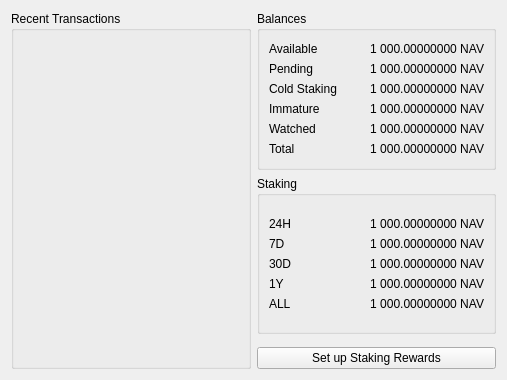
This is src/qt/forms/overviewpage.ui in navcoin/navcoin-core as Qt 5 draws it before an edit. The edited form follows.
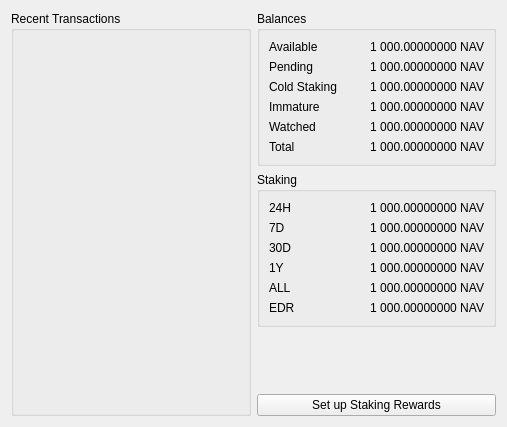
This is the edited form. Custom widgets are drawn as their Qt base class.

Commit message: Added the expected daily reward to the GUI

```diff
--- a/src/qt/forms/overviewpage.ui
+++ b/src/qt/forms/overviewpage.ui
@@ -7,7 +7,7 @@
     <x>0</x>
     <y>0</y>
     <width>507</width>
-    <height>380</height>
+    <height>427</height>
    </rect>
   </property>
   <property name="windowTitle">
@@ -44,10 +44,10 @@
          <enum>QLayout::SetNoConstraint</enum>
         </property>
         <property name="labelAlignment">
-         <set>Qt::AlignLeft|Qt::AlignVCenter</set>
+         <set>Qt::AlignLeading|Qt::AlignLeft|Qt::AlignVCenter</set>
         </property>
         <property name="formAlignment">
-         <set>Qt::AlignRight|Qt::AlignVCenter</set>
+         <set>Qt::AlignRight|Qt::AlignTrailing|Qt::AlignVCenter</set>
         </property>
         <item row="0" column="0">
          <widget class="QLabel" name="labelAvailableText">
@@ -62,7 +62,7 @@
            <string>1 000.00000000 NAV</string>
           </property>
           <property name="alignment">
-           <set>Qt::AlignRight|Qt::AlignVCenter</set>
+           <set>Qt::AlignRight|Qt::AlignTrailing|Qt::AlignVCenter</set>
           </property>
          </widget>
         </item>
@@ -79,7 +79,7 @@
            <string>1 000.00000000 NAV</string>
           </property>
           <property name="alignment">
-           <set>Qt::AlignRight|Qt::AlignVCenter</set>
+           <set>Qt::AlignRight|Qt::AlignTrailing|Qt::AlignVCenter</set>
           </property>
          </widget>
         </item>
@@ -96,7 +96,7 @@
            <string>1 000.00000000 NAV</string>
           </property>
           <property name="alignment">
-           <set>Qt::AlignRight|Qt::AlignVCenter</set>
+           <set>Qt::AlignRight|Qt::AlignTrailing|Qt::AlignVCenter</set>
           </property>
          </widget>
         </item>
@@ -113,7 +113,7 @@
            <string>1 000.00000000 NAV</string>
           </property>
           <property name="alignment">
-           <set>Qt::AlignRight|Qt::AlignVCenter</set>
+           <set>Qt::AlignRight|Qt::AlignTrailing|Qt::AlignVCenter</set>
           </property>
          </widget>
         </item>
@@ -130,7 +130,7 @@
            <string>1 000.00000000 NAV</string>
           </property>
           <property name="alignment">
-           <set>Qt::AlignRight|Qt::AlignVCenter</set>
+           <set>Qt::AlignRight|Qt::AlignTrailing|Qt::AlignVCenter</set>
           </property>
          </widget>
         </item>
@@ -147,7 +147,7 @@
            <string>1 000.00000000 NAV</string>
           </property>
           <property name="alignment">
-           <set>Qt::AlignRight|Qt::AlignVCenter</set>
+           <set>Qt::AlignRight|Qt::AlignTrailing|Qt::AlignVCenter</set>
           </property>
          </widget>
         </item>
@@ -161,10 +161,10 @@
        </property>
        <layout class="QFormLayout" name="formLayout_2">
         <property name="labelAlignment">
-         <set>Qt::AlignLeft|Qt::AlignVCenter</set>
+         <set>Qt::AlignLeading|Qt::AlignLeft|Qt::AlignVCenter</set>
         </property>
         <property name="formAlignment">
-         <set>Qt::AlignRight|Qt::AlignVCenter</set>
+         <set>Qt::AlignRight|Qt::AlignTrailing|Qt::AlignVCenter</set>
         </property>
         <item row="2" column="0">
          <widget class="QLabel" name="label7dStakingStatsText">
@@ -179,7 +179,7 @@
            <string>1 000.00000000 NAV</string>
           </property>
           <property name="alignment">
-           <set>Qt::AlignRight|Qt::AlignVCenter</set>
+           <set>Qt::AlignRight|Qt::AlignTrailing|Qt::AlignVCenter</set>
           </property>
          </widget>
         </item>
@@ -196,7 +196,7 @@
            <string>1 000.00000000 NAV</string>
           </property>
           <property name="alignment">
-           <set>Qt::AlignRight|Qt::AlignVCenter</set>
+           <set>Qt::AlignRight|Qt::AlignTrailing|Qt::AlignVCenter</set>
           </property>
          </widget>
         </item>
@@ -213,7 +213,7 @@
            <string>1 000.00000000 NAV</string>
           </property>
           <property name="alignment">
-           <set>Qt::AlignRight|Qt::AlignVCenter</set>
+           <set>Qt::AlignRight|Qt::AlignTrailing|Qt::AlignVCenter</set>
           </property>
          </widget>
         </item>
@@ -230,7 +230,27 @@
            <string>1 000.00000000 NAV</string>
           </property>
           <property name="alignment">
-           <set>Qt::AlignRight|Qt::AlignVCenter</set>
+           <set>Qt::AlignRight|Qt::AlignTrailing|Qt::AlignVCenter</set>
+          </property>
+         </widget>
+        </item>
+        <item row="6" column="0">
+         <widget class="QLabel" name="labelExpectedStatsText">
+          <property name="toolTip">
+           <string>Expected Daily Reward (EDR)</string>
+          </property>
+          <property name="text">
+           <string>EDR</string>
+          </property>
+         </widget>
+        </item>
+        <item row="6" column="1">
+         <widget class="QLabel" name="labelExpectedStakingStats">
+          <property name="text">
+           <string>1 000.00000000 NAV</string>
+          </property>
+          <property name="alignment">
+           <set>Qt::AlignRight|Qt::AlignTrailing|Qt::AlignVCenter</set>
           </property>
          </widget>
         </item>
@@ -247,7 +267,7 @@
            <string>1 000.00000000 NAV</string>
           </property>
           <property name="alignment">
-           <set>Qt::AlignRight|Qt::AlignVCenter</set>
+           <set>Qt::AlignRight|Qt::AlignTrailing|Qt::AlignVCenter</set>
           </property>
          </widget>
         </item>
@@ -259,6 +279,12 @@
        <property name="orientation">
         <enum>Qt::Vertical</enum>
        </property>
+       <property name="sizeHint" stdset="0">
+        <size>
+         <width>0</width>
+         <height>0</height>
+        </size>
+       </property>
       </spacer>
      </item>
      <item>
```
The commit also changes 1 other file.
